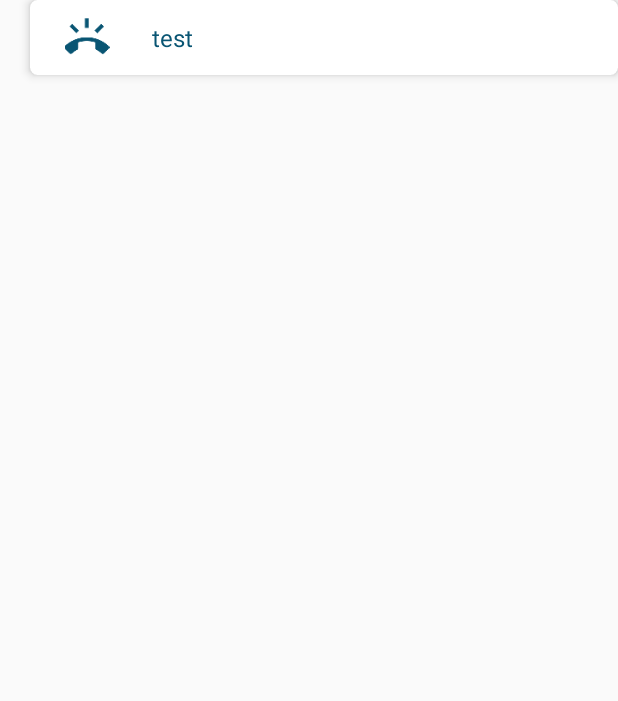
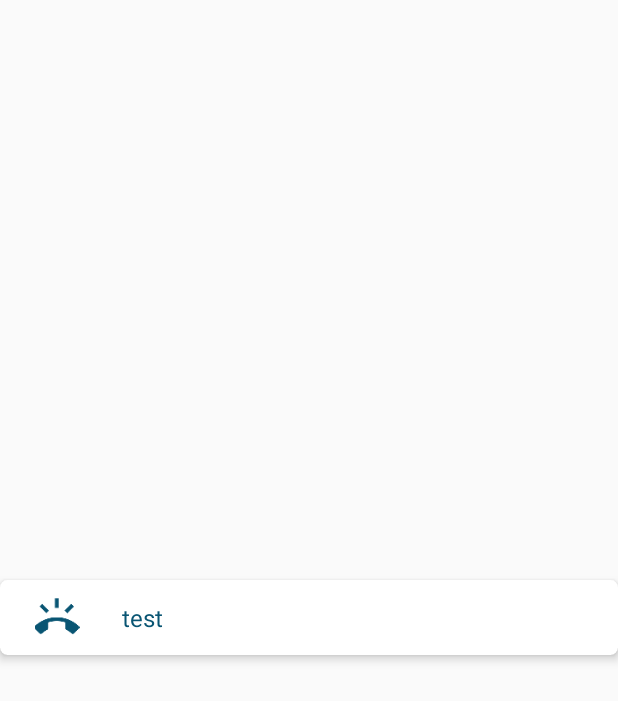
Before and after one commit to abenoit/soundboard-minions, an Android app: the layout item_ringtone.xml on its own in the app's theme, with its tools: preview values and no code run, on a phone screen of 412 x 824 dp. Shown: the top 701 px of the screen. Run offline under Robolectric (Android 15) with nearby library versions, the phone set to English and light mode, and no system bars.

```diff
--- a/app/src/main/res/layout/item_ringtone.xml
+++ b/app/src/main/res/layout/item_ringtone.xml
@@ -5,14 +5,13 @@
     android:id="@+id/cardsound"
     android:gravity="center_horizontal"
     android:layout_centerHorizontal="true"
+    android:layout_centerInParent="true"
+    android:layout_gravity="center"
     android:layout_width="match_parent"
-    android:paddingEnd="20dp"
-    android:paddingRight="20dp"
-    android:layout_marginLeft="20dp"
-    android:layout_marginStart="20dp"
     android:layout_height="50dp"
     card_view:cardCornerRadius="5dp"
-    card_view:cardElevation="4dp">
+    card_view:cardElevation="4dp"
+    android:layoutMode="clipBounds">
 
     <LinearLayout
         android:layout_width="match_parent"
--- a/app/src/main/res/layout/popup_ringtone.xml
+++ b/app/src/main/res/layout/popup_ringtone.xml
@@ -17,11 +17,12 @@
 
     <ListView
         android:id="@+id/ringtone_list"
-        android:layout_width="300dp"
+        android:layout_width="match_parent"
         android:layout_height="match_parent"
-        android:layout_gravity="center_horizontal"
         android:clipToPadding="false"
         android:paddingBottom="15dp"
+        android:paddingLeft="20dp"
+        android:paddingRight="20dp"
         android:divider="@drawable/background_transparent"
         android:dividerHeight="15dp"
         android:gravity="center" >
```
